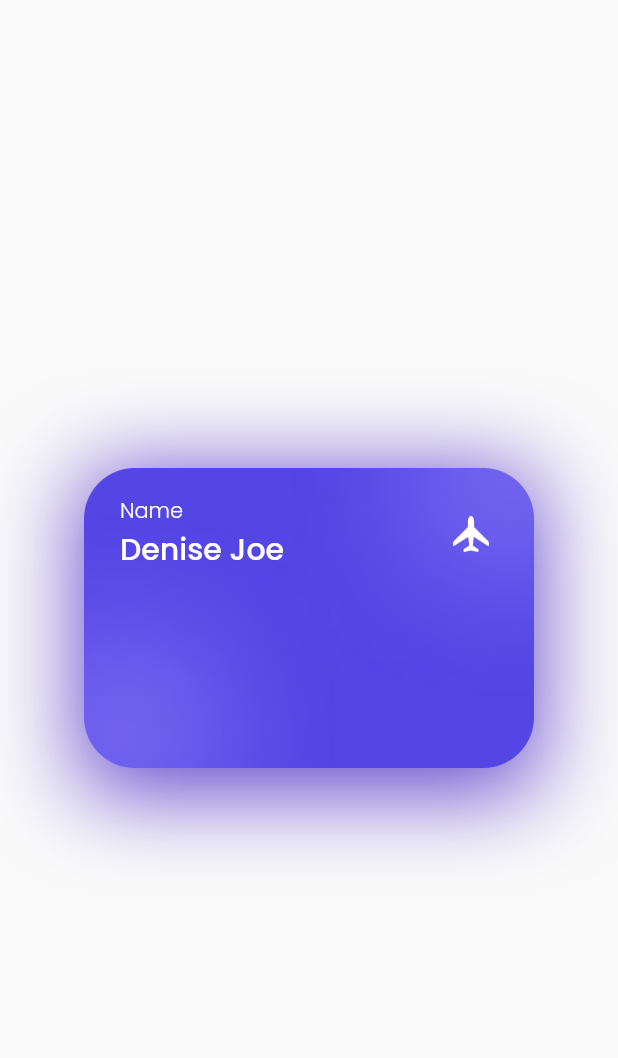
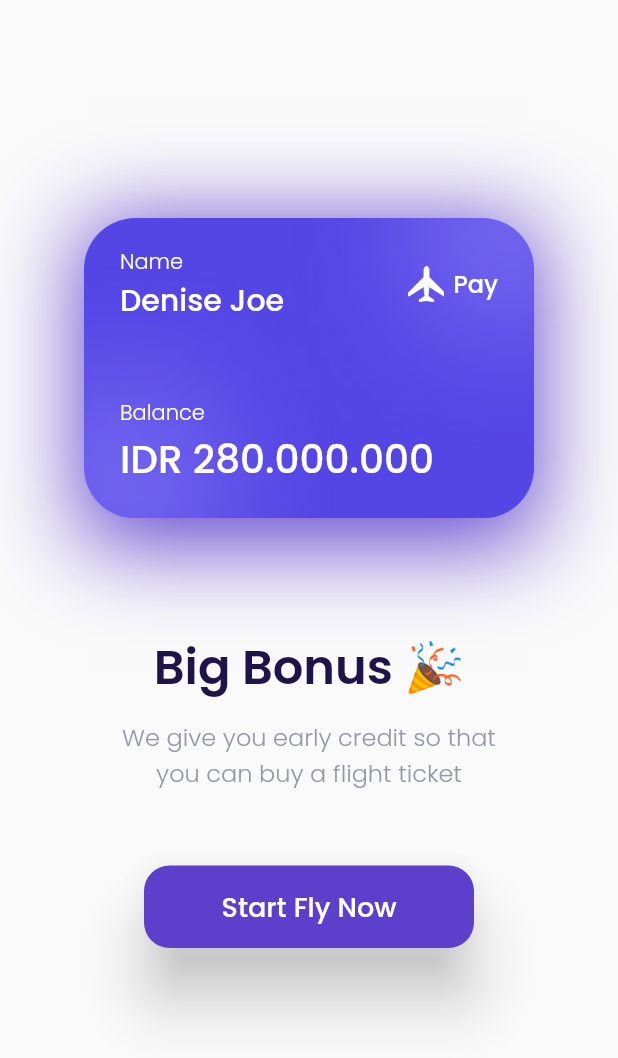
Before and after one commit to Flutter-Dart-Hacks/bwa-pesawats, a Flutter app: the BonusPage screen opened by its route, on a phone screen of 412 x 824 dp. Shown: the top 1058 px of the screen. Run offline on Flutter 3.47's test engine with Material 2 defaults, Android fonts, the phone set to English and light mode, and no system bars; our stand-ins replace google_fonts.

Commit message:
Pembuatan bonus page dan button

```diff
--- a/lib/ui/pages/bonus_page.dart
+++ b/lib/ui/pages/bonus_page.dart
@@ -11,12 +11,16 @@ class BonusPage extends StatefulWidget {
 }
 
 class _BonusPageState extends State<BonusPage> {
+  final ScrollController _scrollController =
+      ScrollController(initialScrollOffset: 0.0);
+
   @override
   Widget build(BuildContext context) {
     Widget getBonusCard() {
       return Container(
         width: 300,
         height: 211,
+        margin: const EdgeInsets.only(top: 140),
         padding: EdgeInsets.all(defaultMargin),
         decoration: const BoxDecoration(
           image: DecorationImage(
@@ -32,6 +36,7 @@ class _BonusPageState extends State<BonusPage> {
           ],
         ),
         child: Column(
+          crossAxisAlignment: CrossAxisAlignment.start,
           children: [
             Row(
               children: [
@@ -63,10 +68,84 @@ class _BonusPageState extends State<BonusPage> {
                       fit: BoxFit.contain,
                     ),
                   ),
-                )
+                ),
+                Text(
+                  'Pay',
+                  style:
+                      whiteTextStyle.copyWith(fontWeight: medium, fontSize: 16),
+                ),
               ],
-            )
+            ),
+            const SizedBox(
+              height: 50,
+            ),
+            Text(
+              'Balance',
+              style: whiteTextStyle.copyWith(
+                fontWeight: light,
+                fontSize: 14,
+              ),
+              textAlign: TextAlign.start,
+            ),
+            Text(
+              'IDR 280.000.000',
+              style: whiteTextStyle.copyWith(
+                fontWeight: medium,
+                fontSize: 26,
+              ),
+              textAlign: TextAlign.start,
+            ),
           ],
+        ),
+      );
+    }
+
+    Widget getTitle() {
+      return Container(
+        margin: const EdgeInsets.only(top: 70),
+        child: Text(
+          'Big Bonus 🎉',
+          style: blackTextStyle.copyWith(fontWeight: semiBold, fontSize: 32),
+        ),
+      );
+    }
+
+    Widget getSubtitle() {
+      return Container(
+        margin: const EdgeInsets.only(top: 10),
+        child: Text(
+          'We give you early credit so that\nyou can buy a flight ticket',
+          style: greyTextStyle.copyWith(
+            fontWeight: light,
+            fontSize: 16,
+          ),
+          textAlign: TextAlign.center,
+        ),
+      );
+    }
+
+    Widget getStartFlyButton() {
+      return Container(
+        width: 220,
+        height: 55,
+        margin: const EdgeInsets.only(
+          top: 50,
+        ),
+        child: ElevatedButton(
+          onPressed: () {},
+          style: ElevatedButton.styleFrom(
+            backgroundColor: kPrimaryColor,
+            shape: RoundedRectangleBorder(
+              borderRadius: BorderRadius.all(
+                Radius.circular(defaultRadius),
+              ),
+            ),
+            elevation: 18,
+          ),
+          child: Text(
+            'Start Fly Now',
+            style: whiteTextStyle.copyWith(fontSize: 18, fontWeight: medium),
+          ),
         ),
       );
     }
@@ -75,12 +154,23 @@ class _BonusPageState extends State<BonusPage> {
       backgroundColor: kBackgroundColor,
       body: SafeArea(
         bottom: false,
+        child: Scrollbar(
+          controller: _scrollController,
+          trackVisibility: true,
+          thumbVisibility: true,
+          child: SingleChildScrollView(
+            controller: _scrollController,
             child: Center(
               child: Column(
                 mainAxisAlignment: MainAxisAlignment.center,
                 children: [
                   getBonusCard(),
+                  getTitle(),
+                  getSubtitle(),
+                  getStartFlyButton(),
                 ],
+              ),
+            ),
           ),
         ),
       ),
--- a/lib/ui/pages/splash_page.dart
+++ b/lib/ui/pages/splash_page.dart
@@ -39,7 +39,7 @@ class _SplashPagesState extends State<SplashPages> {
                 height: 100,
                 margin: const EdgeInsets.only(
                   bottom: 50,
-                  right: 10,
+                  right: 4,
                 ),
                 decoration: const BoxDecoration(
                   image: DecorationImage(
```
Lines whose indentation alone changed are shown as unchanged.
